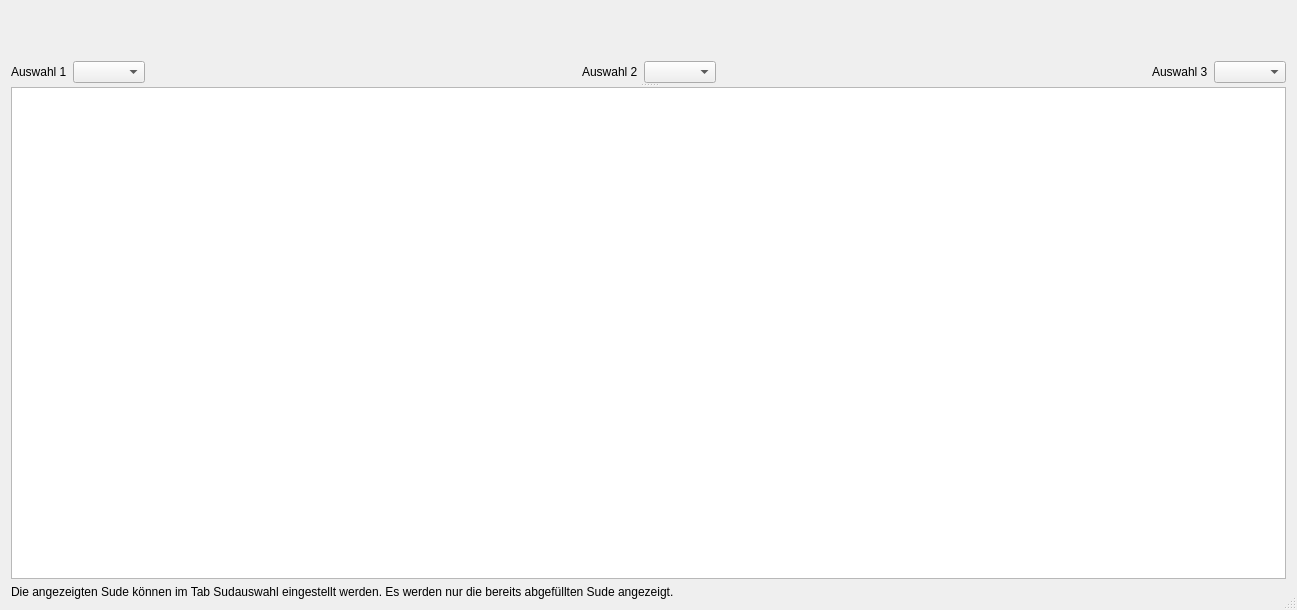
This is kleiner-brauhelfer/dialogs/dlgbrauuebersicht.ui in kleiner-brauhelfer/kleiner-brauhelfer-2 as Qt 5 draws it before an edit. The edited form follows.
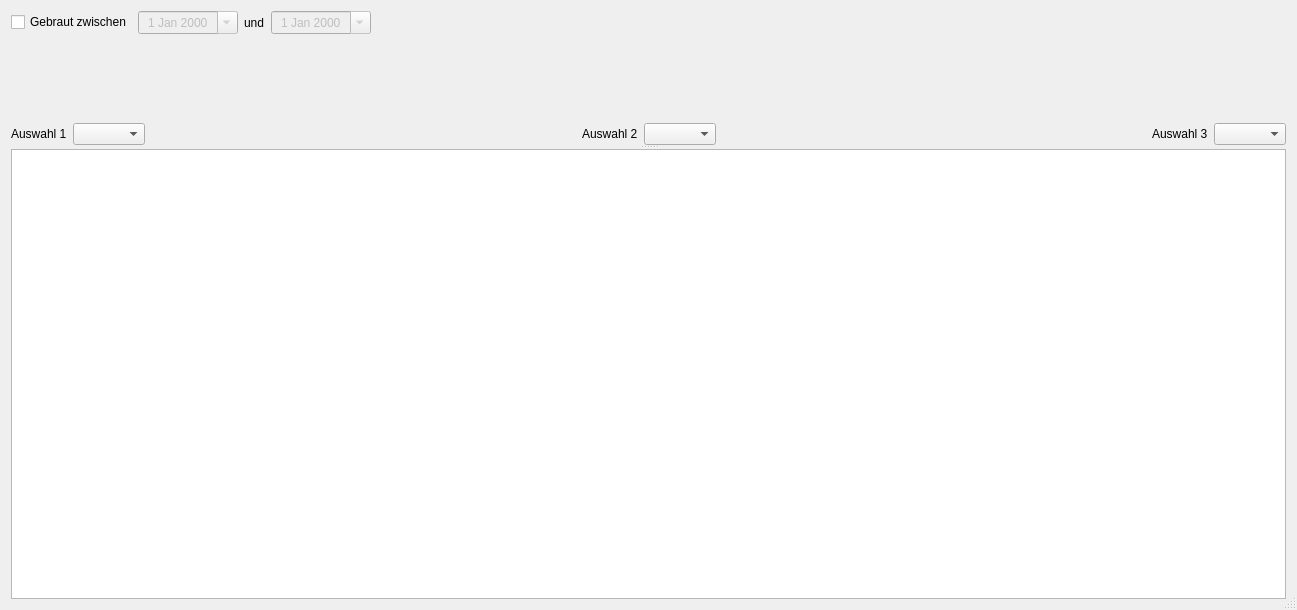
This is the edited form. Icons and pictures are not drawn. Custom widgets are drawn as their Qt base class.

Diff of the .ui file:
```diff
--- a/kleiner-brauhelfer/dialogs/dlgbrauuebersicht.ui
+++ b/kleiner-brauhelfer/dialogs/dlgbrauuebersicht.ui
@@ -28,6 +28,87 @@
      </property>
      <widget class="QWidget" name="verticalLayoutWidget">
       <layout class="QVBoxLayout" name="verticalLayout">
+       <item>
+        <layout class="QHBoxLayout" name="horizontalLayout">
+         <item>
+          <widget class="QCheckBox" name="cbDatumAlle">
+           <property name="toolTip">
+            <string>&lt;html&gt;&lt;head/&gt;&lt;body&gt;&lt;p&gt;Hiermit wird der &lt;span style=&quot; font-weight:600;&quot;&gt;Suchzeitraum&lt;/span&gt; aktiviert oder deaktiviert.&lt;/p&gt;&lt;/body&gt;&lt;/html&gt;</string>
+           </property>
+           <property name="text">
+            <string>Gebraut zwischen</string>
+           </property>
+          </widget>
+         </item>
+         <item>
+          <widget class="DateEdit" name="tbDatumVon">
+           <property name="enabled">
+            <bool>false</bool>
+           </property>
+           <property name="minimumSize">
+            <size>
+             <width>100</width>
+             <height>0</height>
+            </size>
+           </property>
+           <property name="toolTip">
+            <string>&lt;html&gt;&lt;head/&gt;&lt;body&gt;&lt;p&gt;Dies ist das &lt;span style=&quot; font-weight:600;&quot;&gt;Anfangsdatum&lt;/span&gt; des Suchzeitraums.&lt;/p&gt;&lt;/body&gt;&lt;/html&gt;</string>
+           </property>
+           <property name="alignment">
+            <set>Qt::AlignCenter</set>
+           </property>
+           <property name="calendarPopup">
+            <bool>true</bool>
+           </property>
+          </widget>
+         </item>
+         <item>
+          <widget class="QLabel" name="label_3">
+           <property name="text">
+            <string>und</string>
+           </property>
+          </widget>
+         </item>
+         <item>
+          <widget class="DateEdit" name="tbDatumBis">
+           <property name="enabled">
+            <bool>false</bool>
+           </property>
+           <property name="minimumSize">
+            <size>
+             <width>100</width>
+             <height>0</height>
+            </size>
+           </property>
+           <property name="toolTip">
+            <string>&lt;html&gt;&lt;head/&gt;&lt;body&gt;&lt;p&gt;Dies ist das &lt;span style=&quot; font-weight:600;&quot;&gt;Enddatum&lt;/span&gt; des Suchzeitraums.&lt;/p&gt;&lt;/body&gt;&lt;/html&gt;</string>
+           </property>
+           <property name="alignment">
+            <set>Qt::AlignCenter</set>
+           </property>
+           <property name="calendarPopup">
+            <bool>true</bool>
+           </property>
+          </widget>
+         </item>
+         <item>
+          <widget class="QLabel" name="lblNumSude"/>
+         </item>
+         <item>
+          <spacer name="horizontalSpacer_2">
+           <property name="orientation">
+            <enum>Qt::Horizontal</enum>
+           </property>
+           <property name="sizeHint" stdset="0">
+            <size>
+             <width>40</width>
+             <height>20</height>
+            </size>
+           </property>
+          </spacer>
+         </item>
+        </layout>
+       </item>
        <item>
         <widget class="WdgDiagramView" name="diagram" native="true">
          <property name="sizePolicy">
@@ -134,13 +215,6 @@
      </widget>
     </widget>
    </item>
-   <item>
-    <widget class="QLabel" name="label">
-     <property name="text">
-      <string>Die angezeigten Sude können im Tab Sudauswahl eingestellt werden. Es werden nur die bereits abgefüllten Sude angezeigt.</string>
-     </property>
-    </widget>
-   </item>
   </layout>
  </widget>
  <customwidgets>
@@ -149,6 +223,11 @@
    <extends>QTableView</extends>
    <header>widgets/tableview.h</header>
   </customwidget>
+  <customwidget>
+   <class>DateEdit</class>
+   <extends>QDateEdit</extends>
+   <header>widgets/dateedit.h</header>
+  </customwidget>
   <customwidget>
    <class>ComboBox</class>
    <extends>QComboBox</extends>
```
